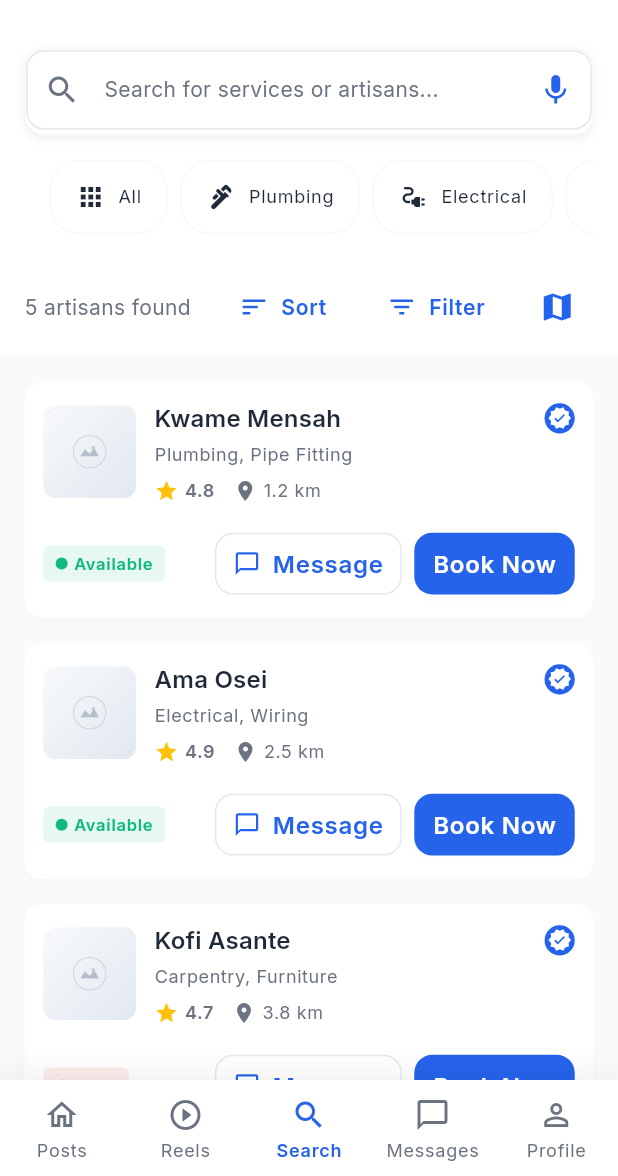
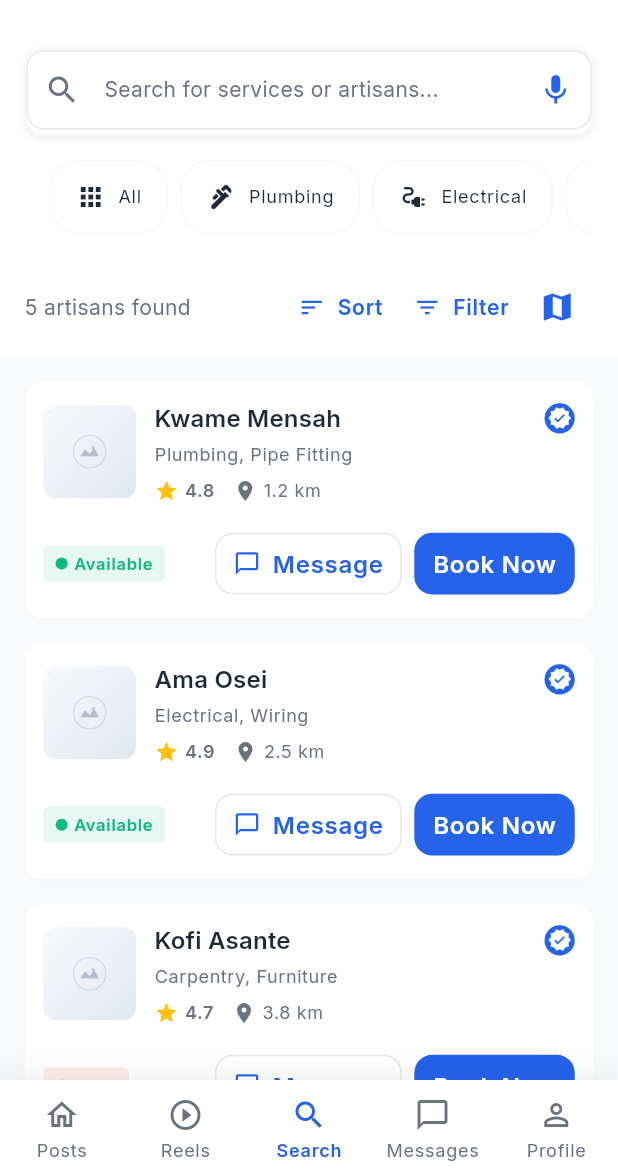
Before and after one commit to companydevs/skill-link-gh, a Flutter app: the SearchAndDiscoveryScreen screen opened by its route, on a phone screen of 412 x 824 dp, the part 60-1236 px from its top. Run offline on Flutter 3.47's test engine with Material 3 defaults, Android fonts, the phone set to English and light mode, and no system bars; drawn by our look-alikes of cached_network_image; our stand-ins replace carousel_slider, cloud_firestore, cloud_functions, connectivity_plus, firebase_auth, firebase_core and 22 more; missing offline and left inert: firebase_app_check, video_compress; accounts and stored records are empty; network calls fail.

Commit message:
Mar 27, 2026, 8:24 PM

```diff
--- a/skill_link_gh/lib/presentation/search_and_discovery_screen/search_and_discovery_screen.dart
+++ b/skill_link_gh/lib/presentation/search_and_discovery_screen/search_and_discovery_screen.dart
@@ -476,34 +476,47 @@ class _SearchAndDiscoveryScreenState extends State<SearchAndDiscoveryScreen> {
               ),
               child: Row(
                 children: [
-                  Text(
-                    '${filteredArtisans.length} artisans found',
-                    style: theme.textTheme.bodyMedium?.copyWith(
-                      color: theme.colorScheme.onSurfaceVariant,
+                  Expanded(
+                    child: Text(
+                      '${filteredArtisans.length} artisans found',
+                      style: theme.textTheme.bodyMedium?.copyWith(
+                        color: theme.colorScheme.onSurfaceVariant,
+                      ),
+                      overflow: TextOverflow.ellipsis,
                     ),
                   ),
-                  const Spacer(),
                   TextButton.icon(
                     onPressed: _showSortBottomSheet,
+                    style: TextButton.styleFrom(
+                      padding: EdgeInsets.symmetric(horizontal: 2.w),
+                      minimumSize: Size.zero,
+                      tapTargetSize: MaterialTapTargetSize.shrinkWrap,
+                    ),
                     icon: CustomIconWidget(
                       iconName: 'sort',
                       color: theme.colorScheme.primary,
-                      size: 20,
+                      size: 18,
                     ),
                     label: Text('Sort'),
                   ),
-                  SizedBox(width: 2.w),
+                  SizedBox(width: 1.w),
                   TextButton.icon(
                     onPressed: _showFilterBottomSheet,
+                    style: TextButton.styleFrom(
+                      padding: EdgeInsets.symmetric(horizontal: 2.w),
+                      minimumSize: Size.zero,
+                      tapTargetSize: MaterialTapTargetSize.shrinkWrap,
+                    ),
                     icon: CustomIconWidget(
                       iconName: 'filter_list',
                       color: theme.colorScheme.primary,
-                      size: 20,
+                      size: 18,
                     ),
                     label: Text('Filter'),
                   ),
-                  SizedBox(width: 2.w),
                   IconButton(
+                    padding: EdgeInsets.symmetric(horizontal: 2.w),
+                    constraints: const BoxConstraints(),
                     icon: CustomIconWidget(
                       iconName: _isMapView ? 'list' : 'map',
                       color: theme.colorScheme.primary,
```
